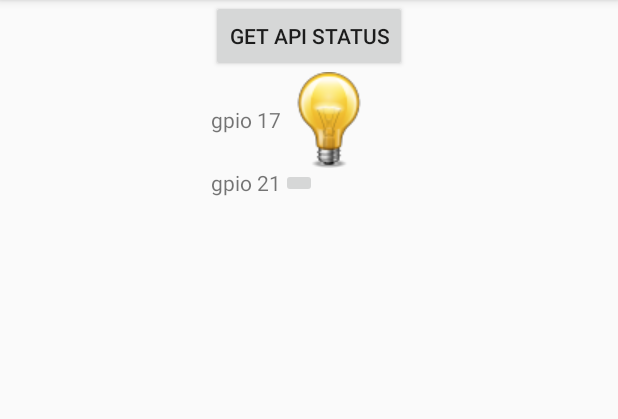
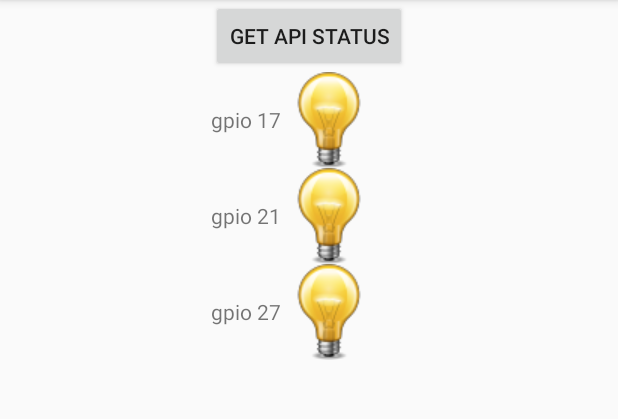
Before and after one commit to MatGarreau/AndroidVolleyBasicAuth, an Android app: the screen it shows after launch (MainActivity), after a tap on an icon or button, on a phone screen of 412 x 824 dp, the part 84-503 px from its top. Run offline under Robolectric (Android 15) with nearby library versions, the phone set to English and light mode, and no system bars; our stand-ins replace Volley; network calls fail.

```diff
--- a/app/src/main/java/com/example/mat/testvolley/MainActivity.java
+++ b/app/src/main/java/com/example/mat/testvolley/MainActivity.java
@@ -36,7 +36,6 @@ import java.util.Map;
 
 // TODO :
 // improve layout management
-// use ImageButton widget rather than Button
 
 public class MainActivity extends AppCompatActivity
         implements View.OnClickListener {
@@ -47,15 +46,19 @@ public class MainActivity extends AppCompatActivity
     private LinearLayout linearLayout;
     private LinearLayout gpio17Layout;
     private LinearLayout gpio21Layout;
+    private LinearLayout gpio27Layout;
     private Button apiStatusButton;
     private ImageButton gpio17Button;
     private ImageButton gpio21Button;
+    private ImageButton gpio27Button;
     private TextView gpio17Label;
     private TextView gpio21Label;
+    private TextView gpio27Label;
     private TextView resultsTextView;
     private boolean gpioStatus;
     private boolean gpio17Status;
     private boolean gpio21Status;
+    private boolean gpio27Status;
     private Snackbar snackbar;
 
     private String url;
@@ -65,6 +68,7 @@ public class MainActivity extends AppCompatActivity
     protected void onCreate(Bundle savedInstanceState) {
         super.onCreate(savedInstanceState);
         queue = Volley.newRequestQueue(this);
+       // gpio17Status = getGpioStatus(17);
         makeView();
         setContentView(relativeLayout);
     }
@@ -74,6 +78,7 @@ public class MainActivity extends AppCompatActivity
         // check gpio status to set background color of the manageGpioButton
         getGpioStatus(17);
         getGpioStatus(21);
+        getGpioStatus(27);
 
         // api status button
         apiStatusButton = new Button(this);
@@ -99,7 +104,7 @@ public class MainActivity extends AppCompatActivity
 
         // gpio 21 button
         gpio21Button = new ImageButton(this);
-        gpio17Button.setBackgroundResource(R.drawable.bulbonmicro);
+        gpio21Button.setBackgroundResource(R.drawable.bulbonmicro);
         gpio21Button.setOnClickListener(this);
         gpio21Button.setId(R.id.bt_manage_gpio21);
         // gpio 21 label
@@ -111,6 +116,24 @@ public class MainActivity extends AppCompatActivity
         gpio21Layout.addView(gpio21Label);
         gpio21Layout.addView(gpio21Button);
         gpio21Layout.setVerticalGravity(Gravity.CENTER);
+
+
+        // gpio 27 button
+        gpio27Button = new ImageButton(this);
+        gpio27Button.setBackgroundResource(R.drawable.bulbonmicro);
+        gpio27Button.setOnClickListener(this);
+        gpio27Button.setId(R.id.bt_manage_gpio27);
+        // gpio 27 label
+        gpio27Label = new TextView(this);
+        gpio27Label.setText("gpio 27");
+        // linear layout gpio 27
+        gpio27Layout = new LinearLayout(this);
+        gpio27Layout.setOrientation(LinearLayout.HORIZONTAL);
+        gpio27Layout.addView(gpio27Label);
+        gpio27Layout.addView(gpio27Button);
+        gpio27Layout.setVerticalGravity(Gravity.CENTER);
+
+
 
         // text view to display server response
         resultsTextView = new TextView(this);
@@ -125,6 +148,7 @@ public class MainActivity extends AppCompatActivity
         linearLayout.addView(apiStatusButton);
         linearLayout.addView(gpio17Layout);
         linearLayout.addView(gpio21Layout);
+        linearLayout.addView(gpio27Layout);
 
         // add linearLayout (buttons) and text view to parent layout
         relativeLayout.addView(linearLayout);
@@ -174,6 +198,17 @@ public class MainActivity extends AppCompatActivity
                 }
                 break;
 
+            case R.id.bt_manage_gpio27:
+                // manage possible actions on this button - orders are reversed because of use of relay
+                if (gpio27Status) {
+                    // gpio status is true, so led is OFF - user want to switch on
+                    switchOff(27); // light on the light bulb
+                } else {
+                    // gpio status is false, so led is ON - user want to switch off
+                    switchOn(27); // light off the light bulb
+                }
+                break;
+
             default:
                 break;
         }
@@ -189,7 +224,8 @@ public class MainActivity extends AppCompatActivity
     public void getApiStatus(){
         // send a request to the Raspberry to know API Status (UP or DOWN)
         Log.i(TAG, "API get status button clicked");
-        url = "http://192.168.1.29:8088/status";
+        // url must be updated each time your raspberry got a new @IP !
+        url = "http://192.168.1.27:8088/status";
         StringRequest request = new StringRequest(Request.Method.GET, url,
                 new Response.Listener<String>() {
                     @Override
@@ -210,7 +246,7 @@ public class MainActivity extends AppCompatActivity
     public void getGpioStatus(final int gpioNb){
         // get the gpio <gpioNb> status - if true the led is ON, if false the led is OFF
         Log.i(TAG, "getGpioStatus has been called");
-        url = "http://192.168.1.29:8088/admin/gpiostatus/"+gpioNb;
+        url = "http://192.168.1.27:8088/admin/gpiostatus/"+gpioNb;
         // string request
         StringRequest stringRequest = new StringRequest(Request.Method.GET, url,
                 new Response.Listener<String>() {
@@ -235,6 +271,15 @@ public class MainActivity extends AppCompatActivity
                                     gpio21Button.setBackgroundResource(R.drawable.bulbonmicro);
                                 } else {
                                     gpio21Button.setBackgroundResource(R.drawable.bulboffmicro);
+                                }
+                                break;
+
+                            case 27:
+                                gpio27Status = gpioStatus;
+                                if (gpio27Status) {
+                                    gpio27Button.setBackgroundResource(R.drawable.bulboffmicro);
+                                } else {
+                                    gpio27Button.setBackgroundResource(R.drawable.bulbonmicro);
                                 }
                                 break;
                         }
@@ -263,7 +308,7 @@ public class MainActivity extends AppCompatActivity
     public void switchOn(final int gpioNb) {
         // send a request to the raspberry to switch on a led (on GPIO 17)
         Log.i(TAG, "Switch on GPIO button clicked");
-        url = "http://192.168.1.29:8088/admin/switchongpio/"+gpioNb;
+        url = "http://192.168.1.27:8088/admin/switchongpio/"+gpioNb;
         // string request
         StringRequest switchonRequest = new StringRequest(Request.Method.PUT , url,
                 new Response.Listener<String>() {
@@ -277,9 +322,16 @@ public class MainActivity extends AppCompatActivity
                                 gpio17Button.setBackgroundResource(R.drawable.bulbonmicro);
                                 resultsTextView.setText(response);
                                 break;
+
                             case 21:
                                 gpio21Status = true;
                                 gpio21Button.setBackgroundResource(R.drawable.bulbonmicro);
+                                resultsTextView.setText(response);
+                                break;
+
+                            case 27:
+                                gpio27Status = true;
+                                gpio27Button.setBackgroundResource(R.drawable.bulboffmicro);
                                 resultsTextView.setText(response);
                                 break;
                         }
@@ -308,7 +360,7 @@ public class MainActivity extends AppCompatActivity
     public void switchOff(final int gpioNb){
         // send a request to the raspberry to switch off a led (on GPIO 17)
         Log.i(TAG, "Switch off GPIO button clicked");
-        url = "http://192.168.1.29:8088/admin/switchoffgpio/"+gpioNb;
+        url = "http://192.168.1.27:8088/admin/switchoffgpio/"+gpioNb;
         // string request
         StringRequest switchoffRequest = new StringRequest(Request.Method.PUT , url,
                 new Response.Listener<String>() {
@@ -326,6 +378,12 @@ public class MainActivity extends AppCompatActivity
                             case 21:
                                 gpio21Status = false;
                                 gpio21Button.setBackgroundResource(R.drawable.bulboffmicro);
+                                resultsTextView.setText(response);
+                                break;
+
+                            case 27:
+                                gpio27Status = false;
+                                gpio27Button.setBackgroundResource(R.drawable.bulbonmicro);
                                 resultsTextView.setText(response);
                                 break;
                         }
--- a/app/src/main/res/values/id.xml
+++ b/app/src/main/res/values/id.xml
@@ -4,4 +4,5 @@
     <item type="id" name="bt_get_api_status" />
     <item type="id" name="bt_manage_gpio17" />
     <item type="id" name="bt_manage_gpio21" />
+    <item type="id" name="bt_manage_gpio27" />
 </resources>
```
